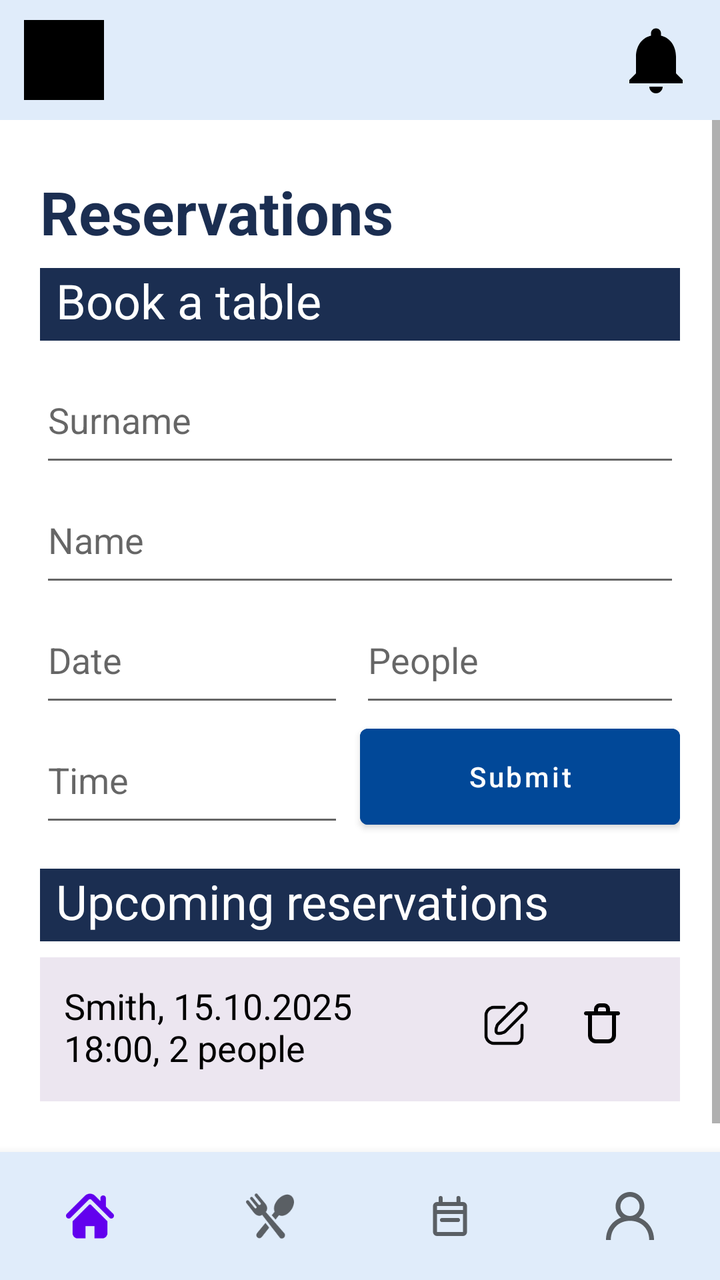
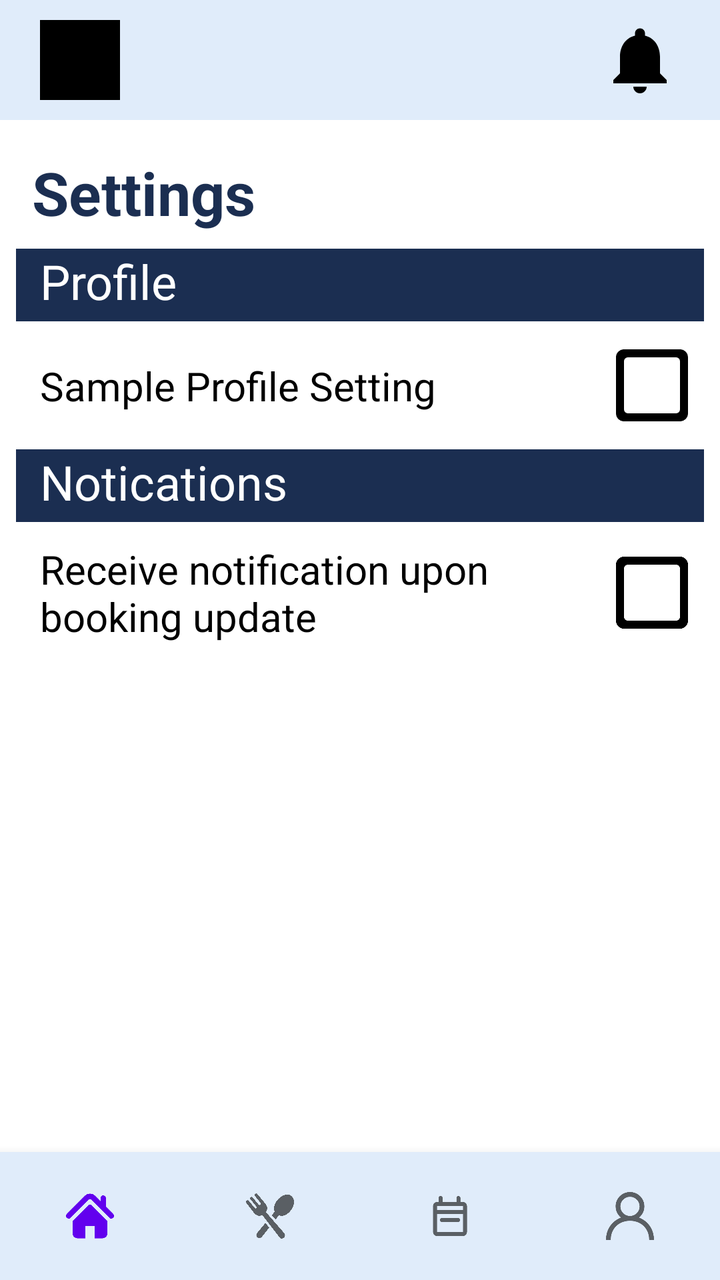

Compare the two renders of this Android layout. The source of the first and the diff that turns it into the second are given below.
<!-- AndroidManifest.xml: application theme Theme.COMP2000 -->
<!-- res/layout/activity_main.xml -->
<?xml version="1.0" encoding="utf-8"?>
<LinearLayout xmlns:android="http://schemas.android.com/apk/res/android"
    xmlns:app="http://schemas.android.com/apk/res-auto"
    android:id="@+id/container"
    android:orientation="vertical"
    android:layout_width="match_parent"
    android:layout_height="match_parent"
    android:background="@color/white">

    
    <include layout="@layout/layout_header" />

    
    <LinearLayout
        android:layout_width="match_parent"
        android:layout_height="0dp"
        android:layout_weight="1">
        <include layout="@layout/fragment_booking" /> 
    </LinearLayout>

    
    <com.google.android.material.bottomnavigation.BottomNavigationView
        android:id="@+id/bottom_nav"
        android:layout_width="match_parent"
        android:layout_height="wrap_content"
        app:menu="@menu/bottom_nav_menu"
        android:background="@color/light_blue"
        android:paddingVertical="4dp"
        app:labelVisibilityMode="unlabeled" />
</LinearLayout>
<!-- res/layout/layout_header.xml (included above) -->
<?xml version="1.0" encoding="utf-8"?>
<LinearLayout xmlns:android="http://schemas.android.com/apk/res/android"
    android:layout_width="match_parent"
    android:layout_height="60dp"
    android:orientation="horizontal"
    android:background="@color/light_blue"
    android:gravity="center_vertical"
    android:paddingHorizontal="12dp">

    
    <View
        android:layout_width="40dp"
        android:layout_height="40dp"
        android:background="@color/black"
        android:contentDescription="Logo placeholder" />

    
    <View
        android:layout_width="0dp"
        android:layout_height="match_parent"
        android:layout_weight="1" />

    
    <ImageView
        android:layout_width="40dp"
        android:layout_height="40dp"
        android:src="@drawable/baseline_notifications_24"
        android:contentDescription="Notifications icon" />
</LinearLayout>
<!-- res/layout/fragment_booking.xml (included above) -->
<?xml version="1.0" encoding="utf-8"?>
<ScrollView xmlns:android="http://schemas.android.com/apk/res/android"
    android:layout_width="match_parent"
    android:layout_height="match_parent"
    android:fillViewport="true" >

    

    <LinearLayout
        android:orientation="vertical"
        android:padding="40dp"
        android:layout_width="400dp"
        android:layout_height="wrap_content"
        android:layout_gravity="center" >

        <TextView style="@style/PrimaryHeader"
            android:text="Reservations" />

        
        <TextView style="@style/SecondaryHeader"
            android:text="Book a table" />

        
        <EditText style="@style/Form"
            android:hint="Surname"
            android:autofillHints="familyName"
            android:inputType="text" />

        <EditText style="@style/Form"
            android:hint="Name"
            android:autofillHints="givenName"
            android:inputType="text"/>

        <LinearLayout
            android:orientation="horizontal"
            android:layout_width="match_parent"
            android:layout_height="wrap_content">

            <EditText style="@style/Form"
                android:hint="Date"
                android:inputType="date"
                android:autofillHints="date"
                android:layout_weight="1"
                android:layout_marginEnd="8dp"/>

            <EditText style="@style/Form"
                android:hint="People"
                android:inputType="number"
                android:autofillHints="number"
                android:layout_weight="1" />
        </LinearLayout>

        <LinearLayout
            android:orientation="horizontal"
            android:layout_width="match_parent"
            android:layout_height="wrap_content"
            android:gravity="center_vertical"
            android:layout_marginBottom="16dp" >

            <EditText style="@style/Form"
                android:hint="Time"
                android:autofillHints="time"
                android:inputType="time"
                android:layout_width="match_parent"
                android:layout_weight="1"
                android:layout_marginEnd="8dp"/>

            <Button style="@style/PrimaryButton"
                android:text="Submit"
                android:layout_width="match_parent"
                android:layout_height="60dp"
                android:layout_weight="1" />
        </LinearLayout>

        
        <TextView style="@style/SecondaryHeader"
            android:text="Upcoming reservations" />

        <LinearLayout style="@style/Card" >

            <TextView
                android:layout_width="0dp"
                android:layout_height="wrap_content"
                android:layout_weight="1"
                android:text="Smith, 15.10.2025\n18:00, 2 people"
                android:textColor="#000000"
                android:textSize="18sp" />

                <ImageButton
                    android:layout_width="48dp"
                    android:layout_height="48dp"
                    android:src="@drawable/ic_edit"
                    android:background="@android:color/transparent"
                    android:clickable="true"
                    android:contentDescription="Edit reservation" />

                <ImageButton
                    android:layout_width="48dp"
                    android:layout_height="48dp"
                    android:src="@drawable/ic_delete"
                    android:background="@android:color/transparent"
                    android:contentDescription="Delete reservation" />
            </LinearLayout>
        </LinearLayout>
</ScrollView>
<!-- resources referenced by this layout -->
<resources>
  <color name="black">#FF000000</color>
  <color name="light_blue">#e0ecfa</color>
  <color name="white">#FFFFFFFF</color>
  <!-- drawable ic_delete (drawable) -->
  <vector xmlns:android="http://schemas.android.com/apk/res/android" android:height="30dp" android:viewportHeight="30" android:viewportWidth="30" android:width="30dp">
        
      <path android:fillColor="#00000000" android:pathData="M4,7H20" android:strokeColor="#000000" android:strokeLineCap="round" android:strokeLineJoin="round" android:strokeWidth="2"/>
        
      <path android:fillColor="#00000000" android:pathData="M6,7V18C6,19.657 7.343,21 9,21H15C16.657,21 18,19.657 18,18V7" android:strokeColor="#000000" android:strokeLineCap="round" android:strokeLineJoin="round" android:strokeWidth="2"/>
        
      <path android:fillColor="#00000000" android:pathData="M9,5C9,3.895 9.895,3 11,3H13C14.105,3 15,3.895 15,5V7H9V5Z" android:strokeColor="#000000" android:strokeLineCap="round" android:strokeLineJoin="round" android:strokeWidth="2"/>
      
  </vector>
  <!-- drawable ic_edit (drawable) -->
  <vector xmlns:android="http://schemas.android.com/apk/res/android" android:height="30dp" android:viewportHeight="30" android:viewportWidth="30" android:width="30dp">
        
      <path android:fillColor="#00000000" android:pathData="M21.28,6.4L11.74,15.94C10.79,16.89 7.97,17.33 7.34,16.7C6.71,16.07 7.14,13.25 8.09,12.3L17.64,2.75C17.875,2.493 18.16,2.287 18.478,2.143C18.796,1.999 19.139,1.921 19.487,1.914C19.836,1.907 20.182,1.97 20.506,2.1C20.829,2.23 21.122,2.425 21.369,2.672C21.615,2.918 21.808,3.212 21.938,3.536C22.067,3.86 22.129,4.206 22.121,4.555C22.113,4.903 22.034,5.246 21.889,5.563C21.745,5.881 21.538,6.165 21.28,6.4V6.4Z" android:strokeColor="#000000" android:strokeLineCap="round" android:strokeLineJoin="round" android:strokeWidth="1.5"/>
        
      <path android:fillColor="#00000000" android:pathData="M11,4H6C4.939,4 3.922,4.421 3.172,5.172C2.421,5.922 2,6.939 2,8V18C2,19.061 2.421,20.078 3.172,20.828C3.922,21.579 4.939,22 6,22H17C19.21,22 20,20.2 20,18V13" android:strokeColor="#000000" android:strokeLineCap="round" android:strokeLineJoin="round" android:strokeWidth="1.5"/>
      
  </vector>
  <style name="Card">
          <item name="android:layout_width">match_parent</item>
          <item name="android:layout_height">wrap_content</item>
          <item name="android:background">@color/light_rose</item>
          <item name="android:padding">12dp</item>
      </style>
  <style name="Form">
          <item name="android:layout_width">match_parent</item>
          <item name="android:layout_height">60dp</item>
      </style>
  <style name="PrimaryButton">
          <item name="android:backgroundTint">@color/blue</item>
          <item name="android:textColor">@color/white</item>
          <item name="android:padding">12dp</item>
          <item name="android:textAllCaps">false</item>
      </style>
  <style name="PrimaryHeader">
          <item name="android:textSize">30sp</item>
          <item name="android:textStyle">bold</item>
          <item name="android:textColor">@color/navy</item>
          <item name="android:layout_marginBottom">8dp</item>
          <item name="android:layout_width">match_parent</item>
          <item name="android:layout_height">wrap_content</item>
      </style>
  <style name="SecondaryHeader">
          <item name="android:background">@color/navy</item>
          <item name="android:textColor">@color/white</item>
          <item name="android:textSize">24sp</item>
          <item name="android:layout_marginBottom">8dp</item>
          <item name="android:paddingBottom">4dp</item>
          <item name="android:paddingHorizontal">8dp</item>
          <item name="android:layout_width">match_parent</item>
          <item name="android:layout_height">wrap_content</item>
      </style>
  <color name="light_rose">#ece6f0</color>
  <color name="blue">#014898</color>
  <color name="navy">#1b2e51</color>
  <!-- unchanged entries left out for length: 2 -->
</resources>

<!-- the commit's change to res/layout/activity_main.xml (unified diff, before → after) -->
@@ -15,7 +15,7 @@
         android:layout_width="match_parent"
         android:layout_height="0dp"
         android:layout_weight="1">
-        <include layout="@layout/fragment_booking" /> 
+        <include layout="@layout/fragment_settings" /> 
     </LinearLayout>
 
     
@@ -30,137 +30,126 @@
 </LinearLayout>
 <!-- res/layout/layout_header.xml (included above) -->
 <?xml version="1.0" encoding="utf-8"?>
-<LinearLayout xmlns:android="http://schemas.android.com/apk/res/android"
+<androidx.constraintlayout.widget.ConstraintLayout
+    xmlns:android="http://schemas.android.com/apk/res/android"
+    xmlns:app="http://schemas.android.com/apk/res-auto"
     android:layout_width="match_parent"
     android:layout_height="60dp"
+    android:background="@color/light_blue"
     android:orientation="horizontal"
-    android:background="@color/light_blue"
-    android:gravity="center_vertical"
-    android:paddingHorizontal="12dp">
+    android:paddingHorizontal="20dp">
 
     
     <View
+        android:id="@+id/logo_icon"
+        app:layout_constraintStart_toStartOf="parent"
+        app:layout_constraintTop_toTopOf="parent"
+        app:layout_constraintBottom_toBottomOf="parent"
         android:layout_width="40dp"
         android:layout_height="40dp"
         android:background="@color/black"
-        android:contentDescription="Logo placeholder" />
-
-    
-    <View
-        android:layout_width="0dp"
-        android:layout_height="match_parent"
-        android:layout_weight="1" />
+        android:contentDescription="Logo placeholder"/>
 
     
     <ImageView
+        android:id="@+id/notification_icon"
+        app:layout_constraintEnd_toEndOf="parent"
+        app:layout_constraintTop_toTopOf="parent"
+        app:layout_constraintBottom_toBottomOf="parent"
+        android:src="@drawable/baseline_notifications_24"
         android:layout_width="40dp"
         android:layout_height="40dp"
-        android:src="@drawable/baseline_notifications_24"
-        android:contentDescription="Notifications icon" />
-</LinearLayout>
-<!-- res/layout/fragment_booking.xml (included above) -->
+        android:contentDescription="Notifications icon"/>
+</androidx.constraintlayout.widget.ConstraintLayout>
+<!-- res/layout/fragment_settings.xml (included above) -->
 <?xml version="1.0" encoding="utf-8"?>
-<ScrollView xmlns:android="http://schemas.android.com/apk/res/android"
+<androidx.constraintlayout.widget.ConstraintLayout
+    xmlns:android="http://schemas.android.com/apk/res/android"
+    xmlns:app="http://schemas.android.com/apk/res-auto"
+    xmlns:tools="http://schemas.android.com/tools"
     android:layout_width="match_parent"
-    android:layout_height="match_parent"
-    android:fillViewport="true" >
+    android:layout_height="match_parent">
 
     
+    <TextView style="@style/PrimaryHeader"
+        android:id="@+id/settings_screen_header"
+        android:text="Settings"
+        app:layout_constraintEnd_toEndOf="parent"
+        app:layout_constraintStart_toStartOf="parent"
+        app:layout_constraintTop_toTopOf="parent"/>
 
-    <LinearLayout
-        android:orientation="vertical"
-        android:padding="40dp"
-        android:layout_width="400dp"
+    
+    <TextView style="@style/SecondaryHeader"
+        android:id="@+id/settings_profile_header"
+        android:text="Profile"
+        app:layout_constraintTop_toBottomOf="@id/settings_screen_header"
+        app:layout_constraintStart_toStartOf="parent"
+        app:layout_constraintEnd_toEndOf="parent"/>
+
+    
+    <androidx.constraintlayout.widget.ConstraintLayout
+        android:id="@+id/profile_settings_box"
+        android:layout_width="match_parent"
         android:layout_height="wrap_content"
-        android:layout_gravity="center" >
+        app:layout_constraintTop_toBottomOf="@id/settings_profile_header"
+        app:layout_constraintStart_toStartOf="parent"
+        app:layout_constraintEnd_toEndOf="parent"
+        android:paddingHorizontal="10dp"
+        android:layout_marginTop="8dp"
+        app:layout_constrainedWidth="true">
 
-        <TextView style="@style/PrimaryHeader"
-            android:text="Reservations" />
+        <TextView style="@style/SettingsText"
+            android:id="@+id/profile_settings_text1"
+            android:text="Sample Profile Setting"
+            app:layout_constraintStart_toStartOf="parent"
+            app:layout_constraintEnd_toStartOf="@id/profile_setting_toggle1"
+            app:layout_constraintTop_toTopOf="parent"
+            app:layout_constraintBottom_toBottomOf="parent"/>
+
+        <ImageView style="@style/Icon"
+            android:id="@+id/profile_setting_toggle1"
+            android:src="@drawable/round_check_box_outline_blank_24"
+            app:layout_constraintEnd_toEndOf="parent"
+            app:layout_constraintTop_toTopOf="parent"
+            app:layout_constraintBottom_toBottomOf="parent"/>
+    </androidx.constraintlayout.widget.ConstraintLayout>
+
+    
+    <TextView style="@style/SecondaryHeader"
+        android:id="@+id/settings_notifications_header"
+        android:text="Notications"
+        app:layout_constraintTop_toBottomOf="@id/profile_settings_box"
+        app:layout_constraintStart_toStartOf="parent"
+        app:layout_constraintEnd_toEndOf="parent"
+        android:layout_marginTop="8dp"/>
+
+    
+    <androidx.constraintlayout.widget.ConstraintLayout
+        android:id="@+id/notification_setting_row"
+        android:layout_width="match_parent"
+        android:layout_height="wrap_content"
+        app:layout_constraintTop_toBottomOf="@id/settings_notifications_header"
+        app:layout_constraintStart_toStartOf="parent"
+        app:layout_constraintEnd_toEndOf="parent"
+        android:paddingHorizontal="10dp"
+        app:layout_constrainedWidth="true">
 
         
-        <TextView style="@style/SecondaryHeader"
-            android:text="Book a table" />
+        <TextView style="@style/SettingsText"
+            android:id="@+id/notification_setting_text1"
+            android:text="Receive notification upon booking update"
+            app:layout_constraintEnd_toStartOf="@id/notification_setting_toggle"
+            app:layout_constraintStart_toStartOf="parent"
+            app:layout_constraintTop_toTopOf="parent"
+            app:layout_constraintBottom_toBottomOf="parent"/>
 
         
-        <EditText style="@style/Form"
-            android:hint="Surname"
-            android:autofillHints="familyName"
-            android:inputType="text" />
-
-        <EditText style="@style/Form"
-            android:hint="Name"
-            android:autofillHints="givenName"
-            android:inputType="text"/>
-
-        <LinearLayout
-            android:orientation="horizontal"
-            android:layout_width="match_parent"
-            android:layout_height="wrap_content">
-
-            <EditText style="@style/Form"
-                android:hint="Date"
-                android:inputType="date"
-                android:autofillHints="date"
-                android:layout_weight="1"
-                android:layout_marginEnd="8dp"/>
-
-            <EditText style="@style/Form"
-                android:hint="People"
-                android:inputType="number"
-                android:autofillHints="number"
-                android:layout_weight="1" />
-        </LinearLayout>
-
-        <LinearLayout
-            android:orientation="horizontal"
-            android:layout_width="match_parent"
-            android:layout_height="wrap_content"
-            android:gravity="center_vertical"
-            android:layout_marginBottom="16dp" >
-
-            <EditText style="@style/Form"
-                android:hint="Time"
-                android:autofillHints="time"
-                android:inputType="time"
-                android:layout_width="match_parent"
-                android:layout_weight="1"
-                android:layout_marginEnd="8dp"/>
-
-            <Button style="@style/PrimaryButton"
-                android:text="Submit"
-                android:layout_width="match_parent"
-                android:layout_height="60dp"
-                android:layout_weight="1" />
-        </LinearLayout>
-
-        
-        <TextView style="@style/SecondaryHeader"
-            android:text="Upcoming reservations" />
-
-        <LinearLayout style="@style/Card" >
-
-            <TextView
-                android:layout_width="0dp"
-                android:layout_height="wrap_content"
-                android:layout_weight="1"
-                android:text="Smith, 15.10.2025\n18:00, 2 people"
-                android:textColor="#000000"
-                android:textSize="18sp" />
-
-                <ImageButton
-                    android:layout_width="48dp"
-                    android:layout_height="48dp"
-                    android:src="@drawable/ic_edit"
-                    android:background="@android:color/transparent"
-                    android:clickable="true"
-                    android:contentDescription="Edit reservation" />
-
-                <ImageButton
-                    android:layout_width="48dp"
-                    android:layout_height="48dp"
-                    android:src="@drawable/ic_delete"
-                    android:background="@android:color/transparent"
-                    android:contentDescription="Delete reservation" />
-            </LinearLayout>
-        </LinearLayout>
-</ScrollView>
+        <ImageView style="@style/Icon"
+            android:id="@+id/notification_setting_toggle"
+            android:hint="Toggle setting"
+            android:src="@drawable/round_check_box_outline_blank_24"
+            app:layout_constraintEnd_toEndOf="parent"
+            app:layout_constraintTop_toTopOf="parent"
+            app:layout_constraintBottom_toBottomOf="parent"/>
+    </androidx.constraintlayout.widget.ConstraintLayout>
+</androidx.constraintlayout.widget.ConstraintLayout>
<!-- resource entries referenced after the edit -->
@@ -3,60 +3,46 @@
   <color name="black">#FF000000</color>
   <color name="light_blue">#e0ecfa</color>
   <color name="white">#FFFFFFFF</color>
-  <!-- drawable ic_delete (drawable) -->
-  <vector xmlns:android="http://schemas.android.com/apk/res/android" android:height="30dp" android:viewportHeight="30" android:viewportWidth="30" android:width="30dp">
+  <!-- drawable round_check_box_outline_blank_24 (drawable) -->
+  <vector xmlns:android="http://schemas.android.com/apk/res/android" android:height="24dp" android:tint="#000000" android:viewportHeight="24" android:viewportWidth="24" android:width="24dp">
         
-      <path android:fillColor="#00000000" android:pathData="M4,7H20" android:strokeColor="#000000" android:strokeLineCap="round" android:strokeLineJoin="round" android:strokeWidth="2"/>
-        
-      <path android:fillColor="#00000000" android:pathData="M6,7V18C6,19.657 7.343,21 9,21H15C16.657,21 18,19.657 18,18V7" android:strokeColor="#000000" android:strokeLineCap="round" android:strokeLineJoin="round" android:strokeWidth="2"/>
-        
-      <path android:fillColor="#00000000" android:pathData="M9,5C9,3.895 9.895,3 11,3H13C14.105,3 15,3.895 15,5V7H9V5Z" android:strokeColor="#000000" android:strokeLineCap="round" android:strokeLineJoin="round" android:strokeWidth="2"/>
+      <path android:fillColor="@android:color/white" android:pathData="M18,19L6,19c-0.55,0 -1,-0.45 -1,-1L5,6c0,-0.55 0.45,-1 1,-1h12c0.55,0 1,0.45 1,1v12c0,0.55 -0.45,1 -1,1zM19,3L5,3c-1.1,0 -2,0.9 -2,2v14c0,1.1 0.9,2 2,2h14c1.1,0 2,-0.9 2,-2L21,5c0,-1.1 -0.9,-2 -2,-2z"/>
       
   </vector>
-  <!-- drawable ic_edit (drawable) -->
-  <vector xmlns:android="http://schemas.android.com/apk/res/android" android:height="30dp" android:viewportHeight="30" android:viewportWidth="30" android:width="30dp">
-        
-      <path android:fillColor="#00000000" android:pathData="M21.28,6.4L11.74,15.94C10.79,16.89 7.97,17.33 7.34,16.7C6.71,16.07 7.14,13.25 8.09,12.3L17.64,2.75C17.875,2.493 18.16,2.287 18.478,2.143C18.796,1.999 19.139,1.921 19.487,1.914C19.836,1.907 20.182,1.97 20.506,2.1C20.829,2.23 21.122,2.425 21.369,2.672C21.615,2.918 21.808,3.212 21.938,3.536C22.067,3.86 22.129,4.206 22.121,4.555C22.113,4.903 22.034,5.246 21.889,5.563C21.745,5.881 21.538,6.165 21.28,6.4V6.4Z" android:strokeColor="#000000" android:strokeLineCap="round" android:strokeLineJoin="round" android:strokeWidth="1.5"/>
-        
-      <path android:fillColor="#00000000" android:pathData="M11,4H6C4.939,4 3.922,4.421 3.172,5.172C2.421,5.922 2,6.939 2,8V18C2,19.061 2.421,20.078 3.172,20.828C3.922,21.579 4.939,22 6,22H17C19.21,22 20,20.2 20,18V13" android:strokeColor="#000000" android:strokeLineCap="round" android:strokeLineJoin="round" android:strokeWidth="1.5"/>
-      
-  </vector>
-  <style name="Card">
-          <item name="android:layout_width">match_parent</item>
-          <item name="android:layout_height">wrap_content</item>
-          <item name="android:background">@color/light_rose</item>
-          <item name="android:padding">12dp</item>
-      </style>
-  <style name="Form">
-          <item name="android:layout_width">match_parent</item>
-          <item name="android:layout_height">60dp</item>
-      </style>
-  <style name="PrimaryButton">
-          <item name="android:backgroundTint">@color/blue</item>
-          <item name="android:textColor">@color/white</item>
-          <item name="android:padding">12dp</item>
-          <item name="android:textAllCaps">false</item>
+  <style name="Icon">
+          <item name="android:layout_width">48dp</item>
+          <item name="android:layout_height">48dp</item>
+          <item name="android:clickable">true</item>
+          <item name="android:layout_gravity">center</item>
       </style>
   <style name="PrimaryHeader">
           <item name="android:textSize">30sp</item>
           <item name="android:textStyle">bold</item>
           <item name="android:textColor">@color/navy</item>
-          <item name="android:layout_marginBottom">8dp</item>
+          <item name="android:paddingBottom">8dp</item>
           <item name="android:layout_width">match_parent</item>
           <item name="android:layout_height">wrap_content</item>
+          <item name="android:layout_margin">16</item>
       </style>
   <style name="SecondaryHeader">
           <item name="android:background">@color/navy</item>
           <item name="android:textColor">@color/white</item>
           <item name="android:textSize">24sp</item>
           <item name="android:layout_marginBottom">8dp</item>
+          <item name="android:layout_marginHorizontal">8dp</item>
+          <item name="android:paddingHorizontal">12dp</item>
           <item name="android:paddingBottom">4dp</item>
-          <item name="android:paddingHorizontal">8dp</item>
           <item name="android:layout_width">match_parent</item>
           <item name="android:layout_height">wrap_content</item>
       </style>
-  <color name="light_rose">#ece6f0</color>
-  <color name="blue">#014898</color>
+  <style name="SettingsText">
+          <item name="android:layout_width">0dp</item>
+          <item name="android:layout_height">wrap_content</item>
+          <item name="android:layout_weight">8</item>
+          <item name="android:textSize">20dp</item>
+          <item name="android:textColor">@color/black</item>
+          <item name="android:padding">10dp</item>
+      </style>
   <color name="navy">#1b2e51</color>
   <!-- unchanged entries left out for length: 2 -->
 </resources>
